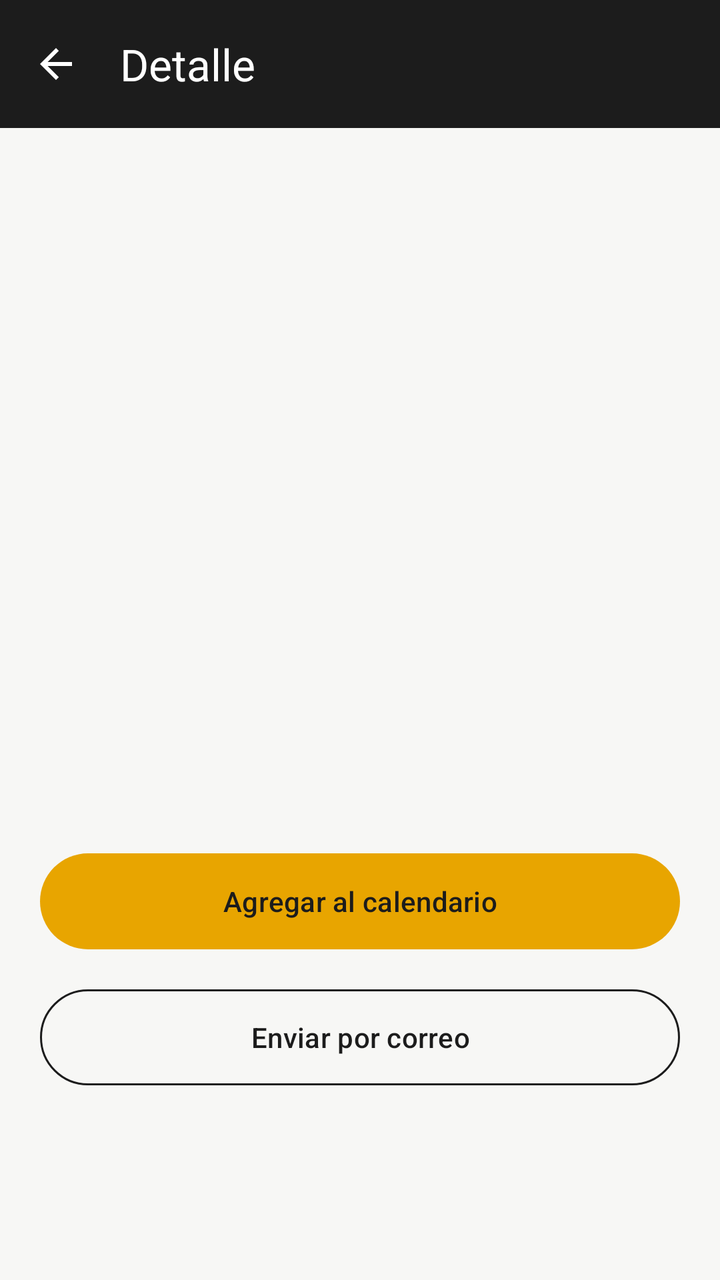
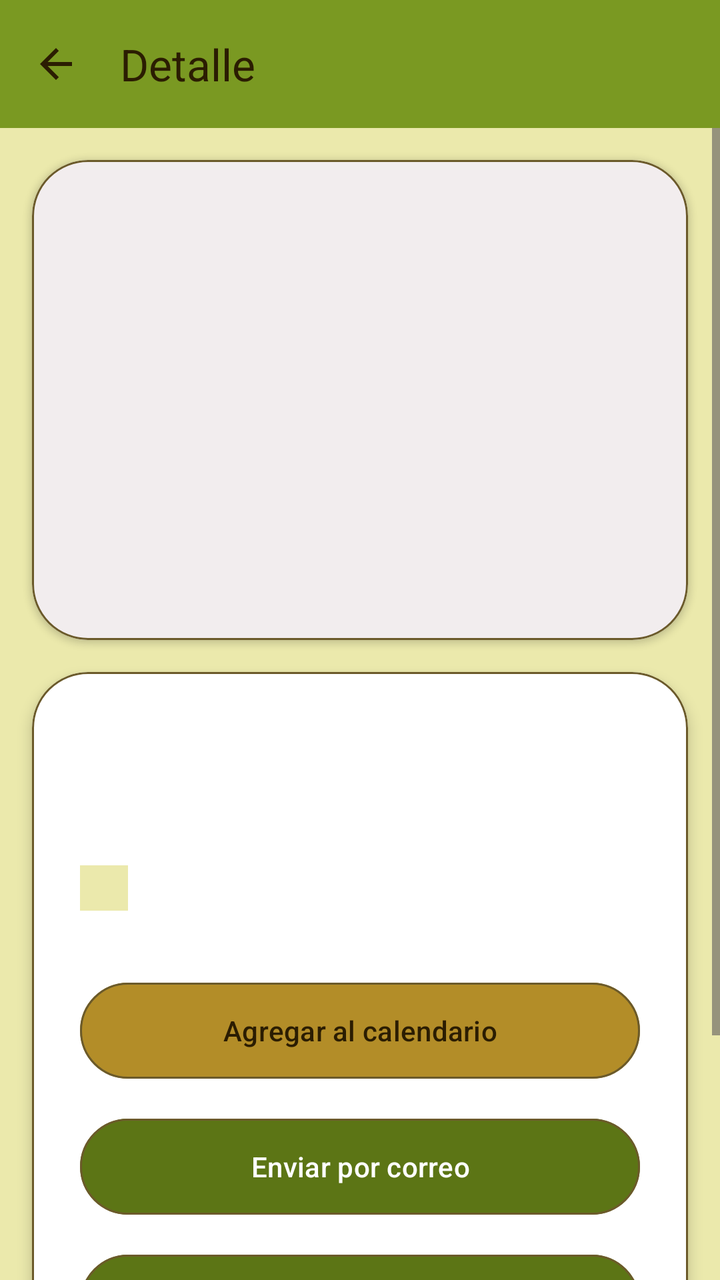

An Android layout rendered at two revisions. The XML below is the earlier revision; the diff shows what the commit changed to produce the second picture.
<!-- AndroidManifest.xml: application theme Theme.AgendaEventos -->
<!-- res/layout/activity_detalle.xml -->
<?xml version="1.0" encoding="utf-8"?>
<LinearLayout xmlns:android="http://schemas.android.com/apk/res/android"
    xmlns:app="http://schemas.android.com/apk/res-auto"
    xmlns:tools="http://schemas.android.com/tools"
    android:id="@+id/main"
    android:layout_width="match_parent"
    android:layout_height="match_parent"
    android:background="@color/fondo"
    android:orientation="vertical"
    tools:context=".DetalleActivity">

    
    <com.google.android.material.appbar.MaterialToolbar
        android:id="@+id/toolbar"
        android:layout_width="match_parent"
        android:layout_height="wrap_content"
        android:background="@color/color_encabezado"
        android:minHeight="64dp"
        app:navigationContentDescription="@string/desc_volver"
        app:navigationIcon="@drawable/ic_arrow_back"
        app:title="@string/titulo_detalle"
        app:titleTextAppearance="@style/TextAppearance.Material3.TitleLarge"
        app:titleTextColor="@color/texto_encabezado" />

    <ScrollView
        android:layout_width="match_parent"
        android:layout_height="0dp"
        android:layout_weight="1"
        android:fillViewport="true">

        <LinearLayout
            android:layout_width="match_parent"
            android:layout_height="wrap_content"
            android:orientation="vertical">

            
            <FrameLayout
                android:layout_width="match_parent"
                android:layout_height="240dp">

                <ImageView
                    android:id="@+id/imgDetalle"
                    android:layout_width="match_parent"
                    android:layout_height="match_parent"
                    android:contentDescription="@string/desc_foto_evento"
                    android:scaleType="centerCrop" />

                <TextView
                    android:id="@+id/txtAmpliar"
                    android:layout_width="wrap_content"
                    android:layout_height="wrap_content"
                    android:layout_gravity="bottom|end"
                    android:layout_margin="12dp"
                    android:background="#99000000"
                    android:paddingHorizontal="10dp"
                    android:paddingVertical="4dp"
                    android:text="@string/toca_ampliar"
                    android:textColor="@color/white"
                    android:textSize="12sp"
                    android:visibility="gone" />
            </FrameLayout>

            
            <LinearLayout
                android:layout_width="match_parent"
                android:layout_height="wrap_content"
                android:orientation="vertical"
                android:padding="20dp">

                <TextView
                    android:id="@+id/txtTituloDetalle"
                    android:layout_width="match_parent"
                    android:layout_height="wrap_content"
                    android:textColor="@color/texto_principal"
                    android:textSize="22sp"
                    android:textStyle="bold" />

                <TextView
                    android:id="@+id/txtFechaHoraDetalle"
                    android:layout_width="match_parent"
                    android:layout_height="wrap_content"
                    android:layout_marginTop="4dp"
                    android:textColor="@color/texto_secundario"
                    android:textSize="14sp" />

                <TextView
                    android:id="@+id/txtTipoDetalle"
                    android:layout_width="match_parent"
                    android:layout_height="wrap_content"
                    android:layout_marginTop="6dp"
                    android:letterSpacing="0.05"
                    android:textAllCaps="true"
                    android:textSize="12sp"
                    android:textStyle="bold" />

                
                <com.google.android.material.button.MaterialButton
                    android:id="@+id/btnAgregarCalendario"
                    android:layout_width="match_parent"
                    android:layout_height="56dp"
                    android:layout_marginTop="24dp"
                    android:text="@string/btn_agregar_calendario"
                    android:textColor="@color/texto_sobre_acento"
                    app:backgroundTint="@color/color_acento" />

                <com.google.android.material.button.MaterialButton
                    android:id="@+id/btnEnviarCorreo"
                    style="@style/Widget.Material3.Button.OutlinedButton"
                    android:layout_width="match_parent"
                    android:layout_height="56dp"
                    android:layout_marginTop="12dp"
                    android:text="@string/btn_enviar_correo"
                    android:textColor="@color/texto_principal"
                    app:strokeColor="@color/color_primario" />
            </LinearLayout>
        </LinearLayout>
    </ScrollView>
</LinearLayout>
<!-- resources referenced by this layout -->
<resources>
  <color name="color_acento">#E8A500</color>
  <color name="color_encabezado">#1C1C1C</color>
  <color name="color_primario">#1C1C1C</color>
  <color name="fondo">#F7F7F5</color>
  <color name="texto_encabezado">#FFFFFF</color>
  <color name="texto_principal">#1C1C1C</color>
  <color name="texto_secundario">#6B6B6B</color>
  <color name="texto_sobre_acento">#1C1C1C</color>
  <color name="white">#FFFFFF</color>
  <!-- drawable ic_arrow_back (drawable) -->
  <vector xmlns:android="http://schemas.android.com/apk/res/android"
      android:width="24dp"
      android:height="24dp"
      android:viewportWidth="24"
      android:viewportHeight="24">
      <path
          android:fillColor="#FFFFFF"
          android:pathData="M20,11H7.83l5.59,-5.59L12,4l-8,8 8,8 1.41,-1.41L7.83,13H20v-2z" />
  </vector>
  <string name="btn_agregar_calendario">Agregar al calendario</string>
  <string name="btn_enviar_correo">Enviar por correo</string>
  <string name="desc_foto_evento">Foto o imagen de la anotación</string>
  <string name="desc_volver">Volver</string>
  <string name="titulo_detalle">Detalle</string>
  <string name="toca_ampliar">Toca para ampliar</string>
  <style name="Theme.AgendaEventos" parent="Base.Theme.AgendaEventos" />
  <style name="Base.Theme.AgendaEventos" parent="Theme.Material3.Light.NoActionBar">
          <item name="colorPrimary">@color/color_primario</item>
          <item name="colorOnPrimary">@color/texto_sobre_primario</item>
          <item name="colorSecondary">@color/color_acento</item>
          <item name="colorOnSecondary">@color/texto_sobre_acento</item>
          <item name="android:colorBackground">@color/fondo</item>
      </style>
  <color name="texto_sobre_primario">#FFFFFF</color>
</resources>

<!-- the commit's change to res/layout/activity_detalle.xml (unified diff, before → after) -->
@@ -15,7 +15,7 @@
         android:layout_width="match_parent"
         android:layout_height="wrap_content"
         android:background="@color/color_encabezado"
-        android:minHeight="64dp"
+        android:minHeight="@dimen/alto_barra_secundaria"
         app:navigationContentDescription="@string/desc_volver"
         app:navigationIcon="@drawable/ic_arrow_back"
         app:title="@string/titulo_detalle"
@@ -34,85 +34,139 @@
             android:orientation="vertical">
 
             
-            <FrameLayout
+            <com.google.android.material.card.MaterialCardView
                 android:layout_width="match_parent"
-                android:layout_height="240dp">
+                android:layout_height="@dimen/alto_foto_detalle"
+                android:layout_margin="@dimen/separacion_amplia"
+                app:cardCornerRadius="@dimen/radio_grande"
+                app:cardElevation="@dimen/elevacion_suave"
+                app:strokeColor="@color/texto_secundario"
+                app:strokeWidth="@dimen/grosor_borde">
 
-                <ImageView
-                    android:id="@+id/imgDetalle"
+                <FrameLayout
                     android:layout_width="match_parent"
-                    android:layout_height="match_parent"
-                    android:contentDescription="@string/desc_foto_evento"
-                    android:scaleType="centerCrop" />
+                    android:layout_height="match_parent">
 
-                <TextView
-                    android:id="@+id/txtAmpliar"
-                    android:layout_width="wrap_content"
-                    android:layout_height="wrap_content"
-                    android:layout_gravity="bottom|end"
-                    android:layout_margin="12dp"
-                    android:background="#99000000"
-                    android:paddingHorizontal="10dp"
-                    android:paddingVertical="4dp"
-                    android:text="@string/toca_ampliar"
-                    android:textColor="@color/white"
-                    android:textSize="12sp"
-                    android:visibility="gone" />
-            </FrameLayout>
+                    <ImageView
+                        android:id="@+id/imgDetalle"
+                        android:layout_width="match_parent"
+                        android:layout_height="match_parent"
+                        android:contentDescription="@string/desc_foto_evento"
+                        android:scaleType="centerCrop" />
+
+                    <TextView
+                        android:id="@+id/txtAmpliar"
+                        android:layout_width="wrap_content"
+                        android:layout_height="wrap_content"
+                        android:layout_gravity="bottom|end"
+                        android:layout_margin="@dimen/separacion_amplia"
+                        android:background="#99000000"
+                        android:paddingHorizontal="@dimen/separacion_normal"
+                        android:paddingVertical="@dimen/separacion_chica"
+                        android:text="@string/toca_ampliar"
+                        android:textColor="@color/white"
+                        android:textSize="@dimen/texto_pequeno"
+                        android:visibility="gone" />
+                </FrameLayout>
+            </com.google.android.material.card.MaterialCardView>
 
             
-            <LinearLayout
+            <com.google.android.material.card.MaterialCardView
                 android:layout_width="match_parent"
                 android:layout_height="wrap_content"
-                android:orientation="vertical"
-                android:padding="20dp">
+                android:layout_marginHorizontal="@dimen/separacion_amplia"
+                android:layout_marginBottom="@dimen/separacion_extra"
+                app:cardBackgroundColor="@color/white"
+                app:cardCornerRadius="@dimen/radio_grande"
+                app:cardElevation="@dimen/elevacion_media"
+                app:strokeColor="@color/texto_secundario"
+                app:strokeWidth="@dimen/grosor_borde">
 
-                <TextView
-                    android:id="@+id/txtTituloDetalle"
+                <LinearLayout
                     android:layout_width="match_parent"
                     android:layout_height="wrap_content"
-                    android:textColor="@color/texto_principal"
-                    android:textSize="22sp"
-                    android:textStyle="bold" />
+                    android:orientation="vertical"
+                    android:padding="@dimen/separacion_extra">
 
-                <TextView
-                    android:id="@+id/txtFechaHoraDetalle"
-                    android:layout_width="match_parent"
-                    android:layout_height="wrap_content"
-                    android:layout_marginTop="4dp"
-                    android:textColor="@color/texto_secundario"
-                    android:textSize="14sp" />
+                    <TextView
+                        android:id="@+id/txtTituloDetalle"
+                        android:layout_width="match_parent"
+                        android:layout_height="wrap_content"
+                        android:textColor="@color/texto_principal"
+                        android:textSize="@dimen/texto_titulo_grande"
+                        android:textStyle="bold" />
 
-                <TextView
-                    android:id="@+id/txtTipoDetalle"
-                    android:layout_width="match_parent"
-                    android:layout_height="wrap_content"
-                    android:layout_marginTop="6dp"
-                    android:letterSpacing="0.05"
-                    android:textAllCaps="true"
-                    android:textSize="12sp"
-                    android:textStyle="bold" />
+                    <TextView
+                        android:id="@+id/txtFechaHoraDetalle"
+                        android:layout_width="match_parent"
+                        android:layout_height="wrap_content"
+                        android:layout_marginTop="@dimen/separacion_compacta"
+                        android:textColor="@color/texto_secundario"
+                        android:textSize="@dimen/texto_mediano" />
 
-                
-                <com.google.android.material.button.MaterialButton
-                    android:id="@+id/btnAgregarCalendario"
-                    android:layout_width="match_parent"
-                    android:layout_height="56dp"
-                    android:layout_marginTop="24dp"
-                    android:text="@string/btn_agregar_calendario"
-                    android:textColor="@color/texto_sobre_acento"
-                    app:backgroundTint="@color/color_acento" />
+                    <TextView
+                        android:id="@+id/txtTipoDetalle"
+                        android:layout_width="wrap_content"
+                        android:layout_height="wrap_content"
+                        android:layout_marginTop="@dimen/separacion_normal"
+                        android:background="@color/fondo"
+                        android:paddingHorizontal="@dimen/separacion_normal"
+                        android:paddingVertical="@dimen/separacion_muy_chica"
+                        android:letterSpacing="0.05"
+                        android:textAllCaps="true"
+                        android:textColor="@color/texto_principal"
+                        android:textSize="@dimen/texto_etiqueta_chica"
+                        android:textStyle="bold" />
 
-                <com.google.android.material.button.MaterialButton
-                    android:id="@+id/btnEnviarCorreo"
-                    style="@style/Widget.Material3.Button.OutlinedButton"
-                    android:layout_width="match_parent"
-                    android:layout_height="56dp"
-                    android:layout_marginTop="12dp"
-                    android:text="@string/btn_enviar_correo"
-                    android:textColor="@color/texto_principal"
-                    app:strokeColor="@color/color_primario" />
-            </LinearLayout>
+                    
+                    <com.google.android.material.button.MaterialButton
+                        android:id="@+id/btnAgregarCalendario"
+                        android:layout_width="match_parent"
+                        android:layout_height="@dimen/alto_boton"
+                        android:layout_marginTop="@dimen/separacion_maxima"
+                        android:text="@string/btn_agregar_calendario"
+                        android:textColor="@color/texto_sobre_acento"
+                        app:backgroundTint="@color/color_acento"
+                        app:cornerRadius="@dimen/radio_grande"
+                        app:strokeColor="@color/texto_secundario"
+                        app:strokeWidth="@dimen/grosor_borde" />
+
+                    <com.google.android.material.button.MaterialButton
+                        android:id="@+id/btnEnviarCorreo"
+                        android:layout_width="match_parent"
+                        android:layout_height="@dimen/alto_boton"
+                        android:layout_marginTop="@dimen/separacion_normal"
+                        android:text="@string/btn_enviar_correo"
+                        android:textColor="@color/texto_sobre_primario"
+                        app:backgroundTint="@color/color_primario"
+                        app:cornerRadius="@dimen/radio_grande"
+                        app:strokeColor="@color/texto_secundario"
+                        app:strokeWidth="@dimen/grosor_borde" />
+
+                    <com.google.android.material.button.MaterialButton
+                        android:id="@+id/btnEditar"
+                        style="@style/Widget.Material3.Button.OutlinedButton"
+                        android:layout_width="match_parent"
+                        android:layout_height="@dimen/alto_boton"
+                        android:layout_marginTop="@dimen/separacion_normal"
+                        android:text="@string/btn_editar"
+                        android:textColor="@color/texto_sobre_primario"
+                        app:backgroundTint="@color/color_primario"
+                        app:cornerRadius="@dimen/radio_grande"
+                        app:strokeColor="@color/texto_secundario" />
+
+                    <com.google.android.material.button.MaterialButton
+                        android:id="@+id/btnEliminar"
+                        style="@style/Widget.Material3.Button.OutlinedButton"
+                        android:layout_width="match_parent"
+                        android:layout_height="@dimen/alto_boton"
+                        android:layout_marginTop="@dimen/separacion_normal"
+                        android:text="@string/btn_eliminar"
+                        android:textColor="?attr/colorError"
+                        app:cornerRadius="@dimen/radio_grande"
+                        app:strokeColor="?attr/colorError" />
+                </LinearLayout>
+            </com.google.android.material.card.MaterialCardView>
         </LinearLayout>
     </ScrollView>
 </LinearLayout>
<!-- resource entries referenced after the edit -->
@@ -1,14 +1,32 @@
 <!-- resources referenced by this layout -->
 <resources>
-  <color name="color_acento">#E8A500</color>
-  <color name="color_encabezado">#1C1C1C</color>
-  <color name="color_primario">#1C1C1C</color>
-  <color name="fondo">#F7F7F5</color>
-  <color name="texto_encabezado">#FFFFFF</color>
-  <color name="texto_principal">#1C1C1C</color>
-  <color name="texto_secundario">#6B6B6B</color>
-  <color name="texto_sobre_acento">#1C1C1C</color>
+  <color name="color_acento">#B38D28</color>
+  <color name="color_encabezado">#7A9922</color>
+  <color name="color_primario">#5C7515</color>
+  <color name="fondo">#EBE9AC</color>
+  <color name="texto_encabezado">#2B1D02</color>
+  <color name="texto_principal">#2B1D02</color>
+  <color name="texto_secundario">#6B5A2A</color>
+  <color name="texto_sobre_acento">#2B1D02</color>
   <color name="white">#FFFFFF</color>
+  <dimen name="alto_barra_secundaria">64dp</dimen>
+  <dimen name="alto_boton">56dp</dimen>
+  <dimen name="alto_foto_detalle">240dp</dimen>
+  <dimen name="elevacion_media">4dp</dimen>
+  <dimen name="elevacion_suave">2dp</dimen>
+  <dimen name="grosor_borde">1dp</dimen>
+  <dimen name="radio_grande">28dp</dimen>
+  <dimen name="separacion_amplia">16dp</dimen>
+  <dimen name="separacion_chica">6dp</dimen>
+  <dimen name="separacion_compacta">8dp</dimen>
+  <dimen name="separacion_extra">24dp</dimen>
+  <dimen name="separacion_maxima">32dp</dimen>
+  <dimen name="separacion_muy_chica">4dp</dimen>
+  <dimen name="separacion_normal">12dp</dimen>
+  <dimen name="texto_etiqueta_chica">11sp</dimen>
+  <dimen name="texto_mediano">15sp</dimen>
+  <dimen name="texto_pequeno">12sp</dimen>
+  <dimen name="texto_titulo_grande">24sp</dimen>
   <!-- drawable ic_arrow_back (drawable) -->
   <vector xmlns:android="http://schemas.android.com/apk/res/android"
       android:width="24dp"
@@ -16,10 +34,12 @@
       android:viewportWidth="24"
       android:viewportHeight="24">
       <path
-          android:fillColor="#FFFFFF"
+          android:fillColor="@color/texto_encabezado"
           android:pathData="M20,11H7.83l5.59,-5.59L12,4l-8,8 8,8 1.41,-1.41L7.83,13H20v-2z" />
   </vector>
   <string name="btn_agregar_calendario">Agregar al calendario</string>
+  <string name="btn_editar">Editar anotación</string>
+  <string name="btn_eliminar">Eliminar anotación</string>
   <string name="btn_enviar_correo">Enviar por correo</string>
   <string name="desc_foto_evento">Foto o imagen de la anotación</string>
   <string name="desc_volver">Volver</string>
